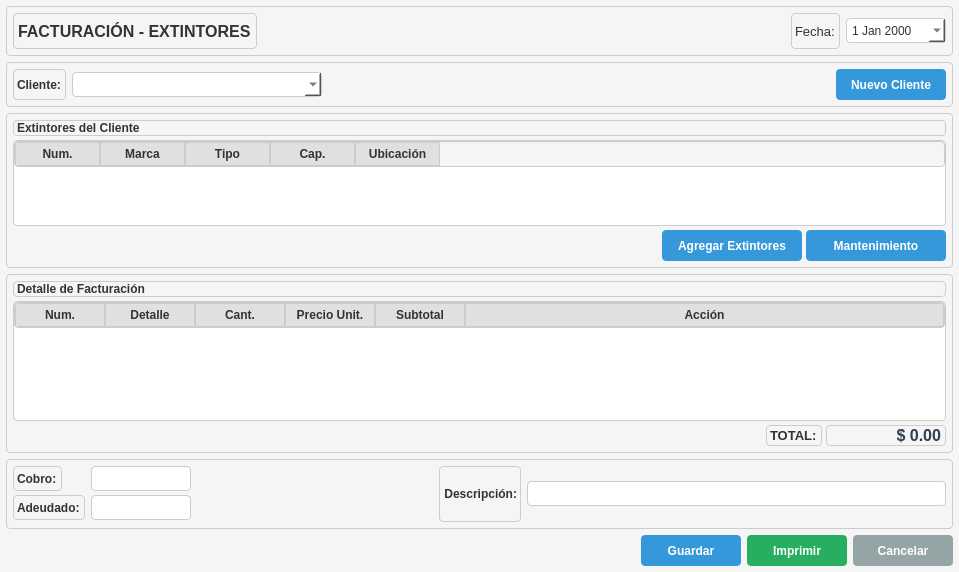
Julian2455/beatmat, file resources/ui/caja_tab.ui: the form before one commit.
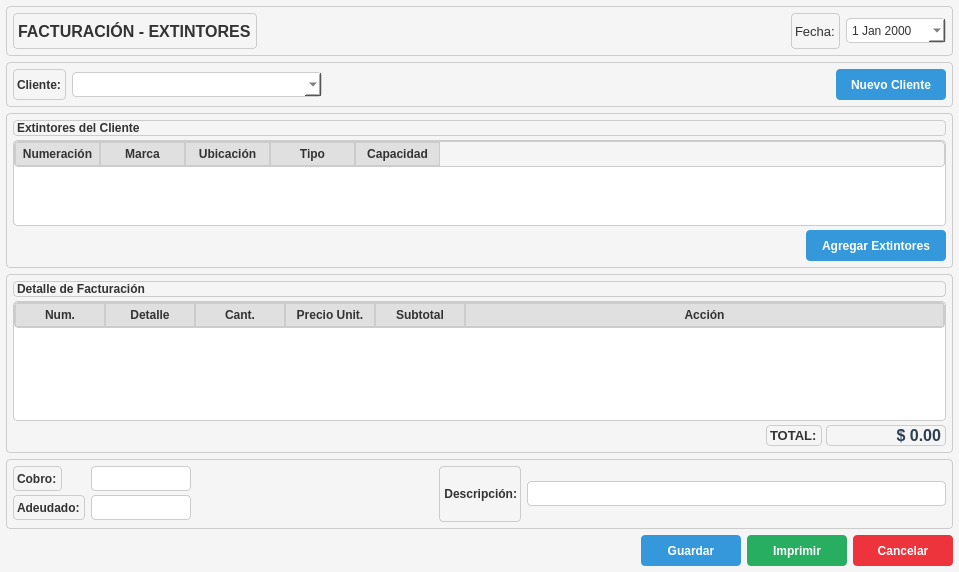
The form after the commit. Icons and pictures are not drawn.

What changed in the file:
```diff
--- a/resources/ui/caja_tab.ui
+++ b/resources/ui/caja_tab.ui
@@ -339,7 +339,7 @@
         </attribute>
         <column>
          <property name="text">
-          <string>Num.</string>
+          <string>Numeración</string>
          </property>
         </column>
         <column>
@@ -347,21 +347,21 @@
           <string>Marca</string>
          </property>
         </column>
-        <column>
-         <property name="text">
-          <string>Tipo</string>
-         </property>
-        </column>
-        <column>
-         <property name="text">
-          <string>Cap.</string>
-         </property>
-        </column>
         <column>
          <property name="text">
           <string>Ubicación</string>
          </property>
         </column>
+        <column>
+         <property name="text">
+          <string>Tipo</string>
+         </property>
+        </column>
+        <column>
+         <property name="text">
+          <string>Capacidad</string>
+         </property>
+        </column>
        </widget>
       </item>
       <item>
@@ -399,27 +399,8 @@
            <iconset>
             <normaloff>icons/fire-extinguisher.png</normaloff>icons/fire-extinguisher.png</iconset>
           </property>
-         </widget>
-        </item>
-        <item>
-         <widget class="QPushButton" name="btnServicioMantenimiento">
-          <property name="minimumSize">
-           <size>
-            <width>140</width>
-            <height>31</height>
-           </size>
-          </property>
-          <property name="font">
-           <font>
-           <bold>true</bold>
-           </font>
-          </property>
-          <property name="text">
-           <string>Mantenimiento</string>
-          </property>
-          <property name="icon">
-           <iconset>
-            <normaloff>icons/tools.png</normaloff>icons/tools.png</iconset>
+          <property name="visible">
+           <bool>false</bool>
           </property>
          </widget>
         </item>
@@ -781,7 +762,7 @@
         </font>
        </property>
        <property name="styleSheet">
-        <string notr="true">background-color: #95a5a6;</string>
+        <string notr="true">background-color: rgb(237, 51, 59);</string>
        </property>
        <property name="text">
         <string>Cancelar</string>
```
Left out of the diff: 10 changed lines with no effect on the pictures.
